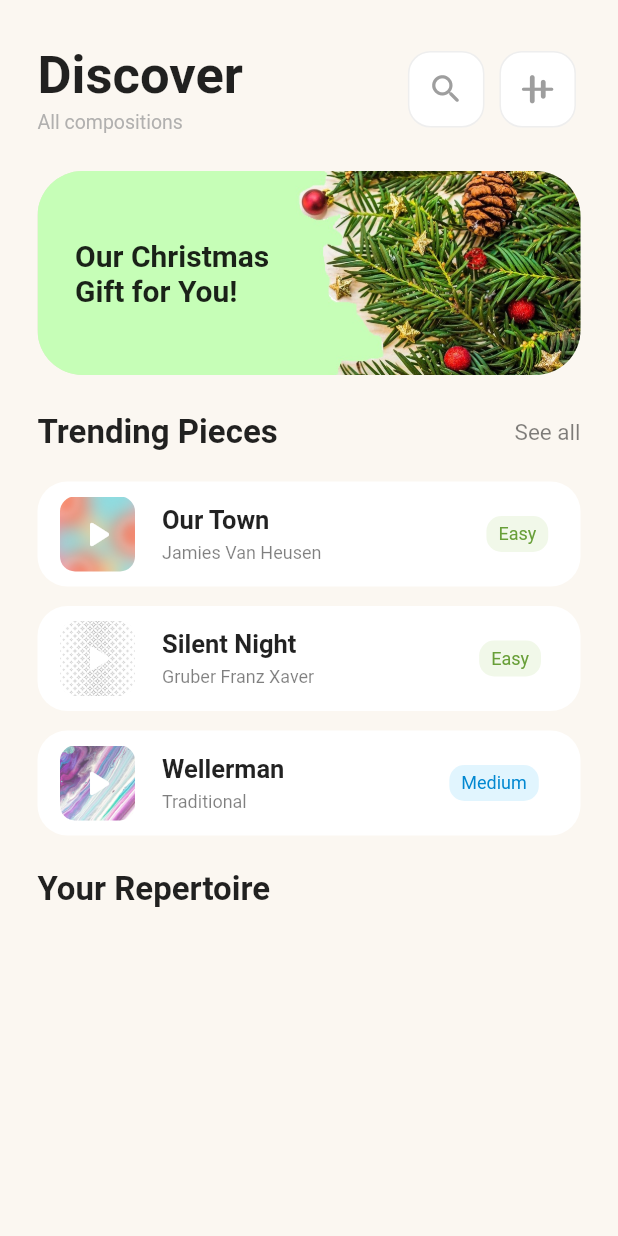
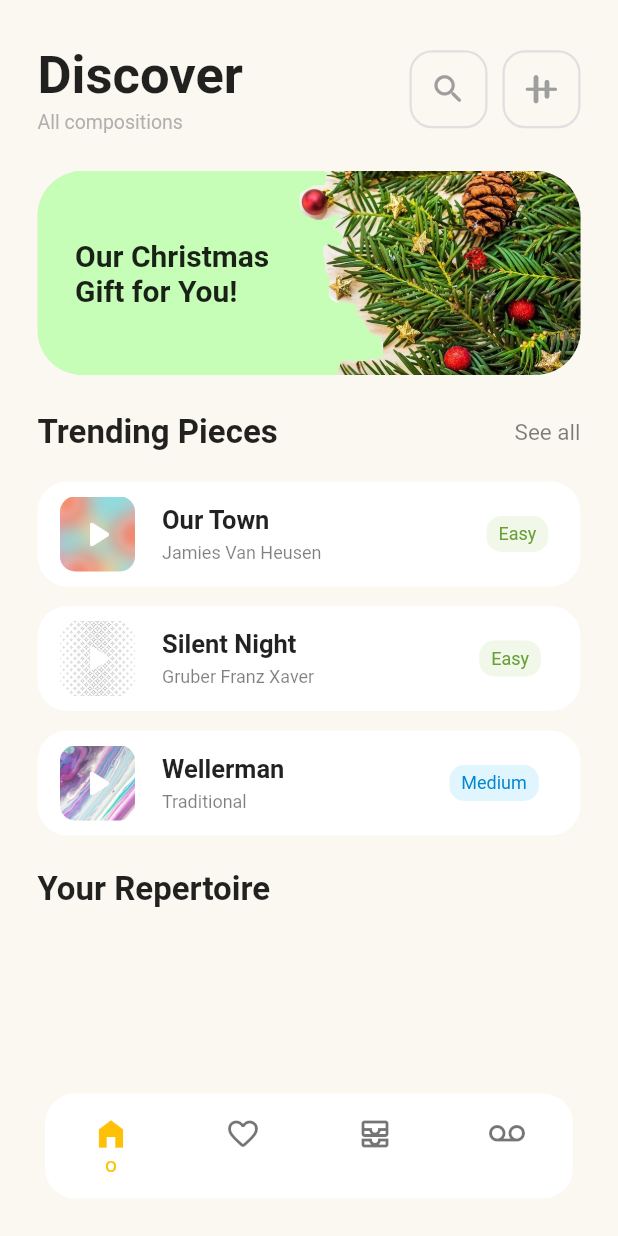
Before and after one commit to annaroncaliowarren/treinando_flutter, a Flutter app: the screen it shows after launch, on a phone screen of 412 x 824 dp. Run offline on Flutter 3.47's test engine with Material 2 defaults, Android fonts, the phone set to English and light mode, and no system bars.

Commit message:
[feat] add bottom

```diff
--- a/lib/presenter/home/home_page.dart
+++ b/lib/presenter/home/home_page.dart
@@ -1,5 +1,6 @@
 import 'package:flutter/material.dart';
 import '../../core/app_assets.dart';
+import 'widgets/bottom_home.dart';
 import 'widgets/container_add_home.dart';
 import 'widgets/container_music_home.dart';
 import 'widgets/row_top_home.dart';
@@ -67,6 +68,7 @@ class HomePage extends StatelessWidget {
           ),
         ),
       ),
+      bottomNavigationBar: const BottomHomeBar(),
     );
   }
 }
--- /dev/null
+++ b/lib/presenter/home/widgets/bottom_home.dart
@@ -0,0 +1,78 @@
+import 'package:flutter/material.dart';
+import 'package:flutter/src/foundation/key.dart';
+import 'package:flutter/src/widgets/framework.dart';
+
+class BottomHomeBar extends StatelessWidget {
+  const BottomHomeBar({Key? key}) : super(key: key);
+
+  @override
+  Widget build(BuildContext context) {
+    return Container(
+      margin: const EdgeInsets.only(left: 30, right: 30, bottom: 25),
+      height: 70,
+      decoration: BoxDecoration(
+        color: Colors.white,
+        borderRadius: BorderRadius.circular(20),
+      ),
+      child: Center(
+        child: ClipRRect(
+          borderRadius: BorderRadius.circular(10),
+          child: BottomNavigationBar(
+            elevation: 0,
+            type: BottomNavigationBarType.fixed,
+            backgroundColor: Colors.transparent,
+            items: const [
+              BottomNavigationBarItem(
+                icon: Icon(Icons.home_filled),
+                label: ('o'),
+              ),
+              BottomNavigationBarItem(
+                icon: Icon(Icons.favorite_border_rounded),
+                label: (''),
+              ),
+              BottomNavigationBarItem(
+                icon: Icon(Icons.all_inbox_outlined),
+                label: (''),
+              ),
+              BottomNavigationBarItem(
+                icon: Icon(Icons.voicemail_rounded),
+                label: (''),
+              ),
+            ],
+            selectedItemColor: Colors.amber,
+          ),
+        ),
+      ),
+    );
+  }
+}
+//     Container(
+//       height: 100,
+//       width: double.maxFinite,
+//       margin: const EdgeInsets.only(
+//         bottom: 15,
+//       ),
+//       padding: const EdgeInsets.all(10),
+//       decoration: BoxDecoration(
+//         color: Colors.white,
+//         borderRadius: BorderRadius.circular(30),
+//       ),
+//       child: Row(
+//         children: [
+//           Column(
+//             children: [
+//               IconButton(
+//                 onPressed: () {},
+//                 icon: Icon(Icons.house_rounded),
+//               ),
+//               Icon(
+//                 Icons.circle,
+//                 size: 5,
+//               ),
+//             ],
+//           ),
+//         ],
+//       ),
+//     );
+//   }
+// }
--- a/lib/presenter/home/widgets/container_add_home.dart
+++ b/lib/presenter/home/widgets/container_add_home.dart
@@ -2,9 +2,7 @@ import 'package:flutter/material.dart';
 import '../../../core/app_assets.dart';
 
 class ContainerAddHome extends StatelessWidget {
-  const ContainerAddHome({
-    Key? key,
-  }) : super(key: key);
+  const ContainerAddHome({Key? key}) : super(key: key);
 
   @override
   Widget build(BuildContext context) {
--- a/lib/presenter/home/widgets/row_top_home.dart
+++ b/lib/presenter/home/widgets/row_top_home.dart
@@ -1,13 +1,14 @@
 import 'package:flutter/material.dart';
 
 class RowTopHome extends StatelessWidget {
-  const RowTopHome({
-    Key? key,
-  }) : super(key: key);
+  const RowTopHome({Key? key}) : super(key: key);
 
   @override
   Widget build(BuildContext context) {
-    return Row(
+    return SizedBox(
+      width: double.maxFinite,
+      child: Row(
+        mainAxisAlignment: MainAxisAlignment.spaceBetween,
         children: [
           Column(
             crossAxisAlignment: CrossAxisAlignment.start,
@@ -29,17 +30,16 @@ class RowTopHome extends StatelessWidget {
               ),
             ],
           ),
+          Row(
+            children: [
               Container(
-          margin: const EdgeInsets.only(
-            left: 110,
-            right: 10,
-          ),
                 padding: const EdgeInsets.all(12),
                 decoration: BoxDecoration(
-            color: Colors.white,
+                  color: const Color.fromARGB(255, 251, 247, 241),
                   borderRadius: BorderRadius.circular(15),
                   border: Border.all(
-              color: Colors.grey.shade200,
+                    color: Colors.grey.shade300,
+                    width: 1.5,
                   ),
                 ),
                 child: Icon(
@@ -48,13 +48,15 @@ class RowTopHome extends StatelessWidget {
                   color: Colors.grey.shade500,
                 ),
               ),
+              const SizedBox(width: 10),
               Container(
                 padding: const EdgeInsets.all(12),
                 decoration: BoxDecoration(
-            color: Colors.white,
+                  color: const Color.fromARGB(255, 251, 247, 241),
                   borderRadius: BorderRadius.circular(15),
                   border: Border.all(
-              color: Colors.grey.shade200,
+                    color: Colors.grey.shade300,
+                    width: 1.5,
                   ),
                 ),
                 child: Icon(
@@ -64,6 +66,9 @@ class RowTopHome extends StatelessWidget {
                 ),
               ),
             ],
+          ),
+        ],
+      ),
     );
   }
 }
```
Lines whose indentation alone changed are shown as unchanged.
